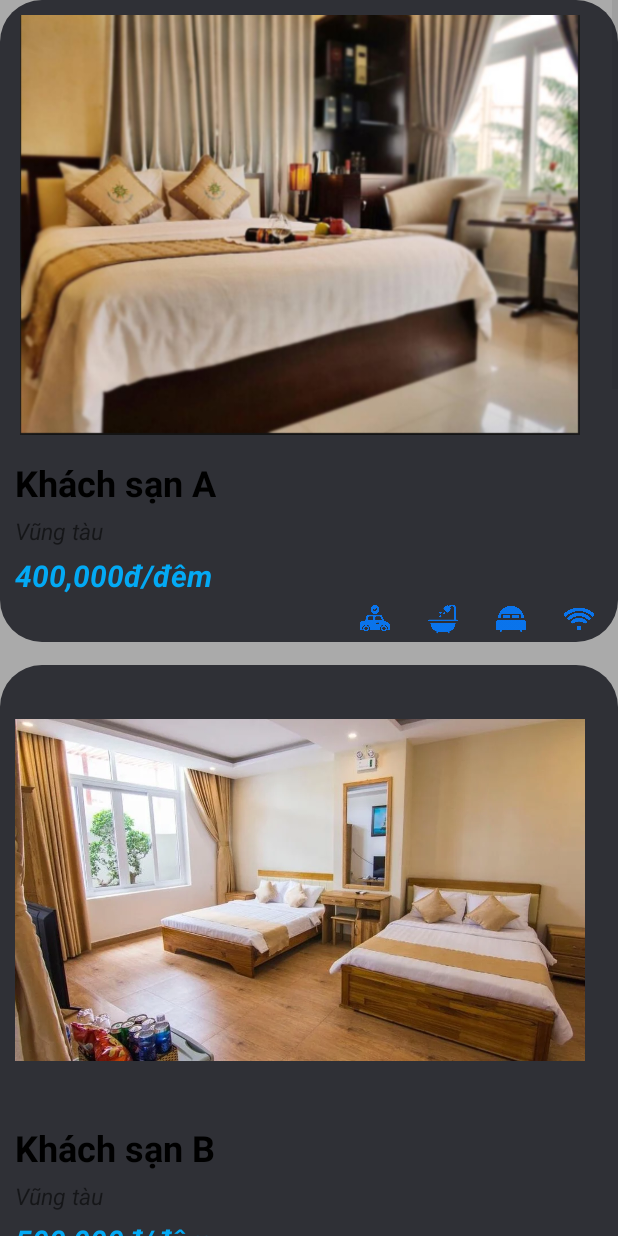
After one commit to thogtq/HotelBookingApp, an Android app: the ListHotelActivity screen opened directly, with no data from a screen before it, on a phone screen of 412 x 824 dp. The commit adds this screen. Run offline under Robolectric (Android 15) with nearby library versions, the phone set to English and light mode, and no system bars; Roboto replaces fonts that are not available here.

Commit message:
changed vs1.5--Created listHotel

```diff
--- a/app/src/main/AndroidManifest.xml
+++ b/app/src/main/AndroidManifest.xml
@@ -10,11 +10,12 @@
         android:roundIcon="@mipmap/ic_launcher_round"
         android:supportsRtl="true"
         android:theme="@style/AppTheme">
-        <activity android:name=".SignupActivity"></activity>
+        <activity android:name=".MainActivity"></activity>
         <activity android:name=".SigninActivity" />
         <activity android:name=".LoadingActivity" />
+        <activity android:name=".listHotel.ListHotelActivity"/>
         <activity
-            android:name=".MainActivity"
+            android:name=".SignupActivity"
             android:label="@string/app_name">
             <intent-filter>
                 <action android:name="android.intent.action.MAIN" />
--- /dev/null
+++ b/app/src/main/java/com/example/hotelbookingapp/listHotel/Hotel.java
@@ -0,0 +1,50 @@
+package com.example.hotelbookingapp.listHotel;
+
+/**
+ * Created by LeThien on 7/13/2020
+ */
+public class Hotel {
+    private String Ten;
+    private String Mota;
+    private String Gia;
+    private int Hinh;
+
+    public Hotel(String ten, String mota, String gia, int hinh) {
+        Ten = ten;
+        Mota = mota;
+        Gia = gia;
+        Hinh = hinh;
+    }
+
+    public String getTen() {
+        return Ten;
+    }
+
+    public void setTen(String ten) {
+        Ten = ten;
+    }
+
+    public String getMota() {
+        return Mota;
+    }
+
+    public void setMota(String mota) {
+        Mota = mota;
+    }
+
+    public String getGia() {
+        return Gia;
+    }
+
+    public void setGia(String gia) {
+        Gia = gia;
+    }
+
+    public int getHinh() {
+        return Hinh;
+    }
+
+    public void setHinh(int hinh) {
+        Hinh = hinh;
+    }
+}
--- /dev/null
+++ b/app/src/main/java/com/example/hotelbookingapp/listHotel/ListHotelActivity.java
@@ -0,0 +1,41 @@
+package com.example.hotelbookingapp.listHotel;
+
+import android.os.Bundle;
+import android.support.v7.app.AppCompatActivity;
+import android.widget.ListView;
+
+import com.example.hotelbookingapp.R;
+
+import java.util.ArrayList;
+
+/**
+ * Created by LeThien on 7/13/2020
+ */
+public class ListHotelActivity extends AppCompatActivity {
+    ListView listViewHotel;
+    ArrayList<Hotel> arrayHotel;
+    ListHotelAdapter adapter;
+
+    @Override
+    protected void onCreate(Bundle savedInstanceState) {
+        super.onCreate(savedInstanceState);
+        setContentView(R.layout.activity_list_hotel);
+
+        AnhXa();
+        adapter = new ListHotelAdapter(this, R.layout.row_list_hotel, arrayHotel);
+        listViewHotel.setAdapter(adapter);
+
+    }
+
+    private void AnhXa() {
+        listViewHotel = (ListView) findViewById(R.id.listViewHotel);
+        arrayHotel = new ArrayList<>();
+        arrayHotel.add(new Hotel("Khách sạn A", "Vũng tàu", "400,000đ/đêm", R.drawable.ks_thuyduong));
+        arrayHotel.add(new Hotel("Khách sạn B", "Vũng tàu", "500,000đ/đêm", R.drawable.ks_summer));
+        arrayHotel.add(new Hotel("Khách sạn C", "Vũng tàu", "600,000đ/đêm", R.drawable.ks_phungha));
+        arrayHotel.add(new Hotel("Khách sạn D", "Vũng tàu", "400,000đ/đêm", R.drawable.ks_thuyduong));
+        arrayHotel.add(new Hotel("Khách sạn E", "Vũng tàu", "500,000đ/đêm", R.drawable.ks_summer));
+        arrayHotel.add(new Hotel("Khách sạn E", "Vũng tàu", "600,000đ/đêm", R.drawable.ks_phungha));
+    }
+
+}
--- /dev/null
+++ b/app/src/main/java/com/example/hotelbookingapp/listHotel/ListHotelAdapter.java
@@ -0,0 +1,70 @@
+package com.example.hotelbookingapp.listHotel;
+
+import android.content.Context;
+import android.view.LayoutInflater;
+import android.view.View;
+import android.view.ViewGroup;
+import android.widget.BaseAdapter;
+import android.widget.ImageView;
+import android.widget.TextView;
+
+import com.example.hotelbookingapp.R;
+
+import java.util.List;
+
+/**
+ * Created by LeThien on 7/13/2020
+ */
+public class ListHotelAdapter extends BaseAdapter {
+
+    private Context context;
+    private int layout;
+    private List<Hotel> hotelList;
+
+    public ListHotelAdapter(Context context, int layout, List<Hotel> hotelList) {
+        this.context = context;
+        this.layout = layout;
+        this.hotelList = hotelList;
+    }
+
+    @Override
+    /**Trả về số dòng của listview*/
+    public int getCount() {
+        return hotelList.size();
+    }
+
+    @Override
+    /**Không dùng */
+    public Object getItem(int position) {
+        return null;
+    }
+
+    @Override
+    /**Không dùng */
+    public long getItemId(int position) {
+        return 0;
+    }
+
+    @Override
+    public View getView(int position, View convertView, ViewGroup parent) {
+
+        LayoutInflater inflater = (LayoutInflater) context.getSystemService(Context.LAYOUT_INFLATER_SERVICE);
+        convertView = inflater.inflate(layout, null);
+
+        //Ánh xạ convertView
+        TextView txtTen= (TextView) convertView.findViewById(R.id.textViewTen);
+        TextView txtMoTa= (TextView) convertView.findViewById(R.id.textViewMota);
+        TextView txtGia= (TextView) convertView.findViewById(R.id.textViewGia);
+        ImageView imgHinh= (ImageView) convertView.findViewById(R.id.imageViewHinh);
+
+        //Gán giá trị
+        Hotel hotel= hotelList.get(position);
+
+        txtTen.setText(hotel.getTen());
+        txtMoTa.setText(hotel.getMota());
+        txtGia.setText(hotel.getGia());
+        imgHinh.setImageResource(hotel.getHinh());
+
+        return convertView;
+    }
+}
--- a/app/src/main/java/com/example/hotelbookingapp/ui/home/HomeFragment.java
+++ b/app/src/main/java/com/example/hotelbookingapp/ui/home/HomeFragment.java
@@ -1,6 +1,7 @@
 package com.example.hotelbookingapp.ui.home;
 
 import android.app.DatePickerDialog;
+import android.content.Intent;
 import android.media.Image;
 import android.os.Bundle;
 import android.view.LayoutInflater;
@@ -15,7 +16,11 @@ import android.arch.lifecycle.ViewModelProviders;
 import android.widget.ImageView;
 import android.widget.ViewFlipper;
 
+import com.example.hotelbookingapp.MainActivity;
 import com.example.hotelbookingapp.R;
+import com.example.hotelbookingapp.SignupActivity;
+import com.example.hotelbookingapp.listHotel.ListHotelActivity;
+import com.example.hotelbookingapp.listHotel.ListHotelAdapter;
 
 import java.text.SimpleDateFormat;
 import java.util.ArrayList;
@@ -27,6 +32,7 @@ public class HomeFragment extends Fragment {
     protected Button buttonDateCheckIn;
     protected Button buttonDateCheckOut;
     protected ViewFlipper viewFlipper;
+    protected  Button buttonSearch;
 
     private void DateChoose(final Button buttonDate){
         final Calendar calendar = Calendar.getInstance();
@@ -91,6 +97,16 @@ public class HomeFragment extends Fragment {
                 textView.setText(s);
             }
         });*/
+        buttonSearch = (Button) root.findViewById(R.id.buttonSearch);
+        buttonSearch.setOnClickListener(new View.OnClickListener() {
+            @Override
+            public void onClick(View v) {
+                Intent listHotelActivity=new Intent(getActivity(), ListHotelActivity.class);
+                //homeFragment.addFlags(Intent.FLAG_ACTIVITY_NO_HISTORY);
+                //homeFragment.putExtra("EXIT", true);
+                startActivity(listHotelActivity);
+            }
+        });
         viewFlipper = (ViewFlipper) root.findViewById(R.id.viewFlipperAd);
         ActionViewFlipper();
         return root;
--- /dev/null
+++ b/app/src/main/res/layout/activity_list_hotel.xml
@@ -0,0 +1,22 @@
+<?xml version="1.0" encoding="utf-8"?>
+<android.support.constraint.ConstraintLayout xmlns:android="http://schemas.android.com/apk/res/android"
+    xmlns:app="http://schemas.android.com/apk/res-auto"
+    xmlns:tools="http://schemas.android.com/tools"
+    android:layout_width="match_parent"
+    android:layout_height="match_parent"
+    tools:context=".listHotel.ListHotelActivity">
+
+    <ListView
+        android:id="@+id/listViewHotel"
+        android:layout_width="match_parent"
+        android:layout_height="match_parent"
+        android:background="@android:color/darker_gray"
+        android:divider="@android:color/darker_gray"
+        android:dividerHeight="15dp"
+        app:layout_constraintBottom_toBottomOf="parent"
+        app:layout_constraintEnd_toEndOf="parent"
+        app:layout_constraintStart_toStartOf="parent"
+        app:layout_constraintTop_toTopOf="parent"
+        app:layout_constraintVertical_bias="1.0" />
+
+</android.support.constraint.ConstraintLayout>
--- a/app/src/main/res/layout/activity_signup.xml
+++ b/app/src/main/res/layout/activity_signup.xml
@@ -77,7 +77,7 @@
             app:layout_constraintHorizontal_bias="0.401"
             app:layout_constraintStart_toStartOf="parent"
             app:layout_constraintTop_toBottomOf="@+id/et_signup_username"
-            app:layout_constraintVertical_bias="0.091" />
+            app:layout_constraintVertical_bias="0.078" />
 
         <EditText
             android:id="@+id/et_signup_conf_password"
@@ -103,10 +103,10 @@
             android:background="@drawable/continue_buttton"
             app:layout_constraintBottom_toBottomOf="parent"
             app:layout_constraintEnd_toEndOf="parent"
-            app:layout_constraintHorizontal_bias="0.43"
+            app:layout_constraintHorizontal_bias="0.437"
             app:layout_constraintStart_toStartOf="parent"
             app:layout_constraintTop_toBottomOf="@+id/et_signup_conf_password"
-            app:layout_constraintVertical_bias="0.787" />
+            app:layout_constraintVertical_bias="0.456" />
 
         <ImageView
             android:id="@+id/imageView4"
@@ -147,10 +147,10 @@
             android:paddingLeft="20dp"
             app:layout_constraintBottom_toBottomOf="parent"
             app:layout_constraintEnd_toEndOf="parent"
-            app:layout_constraintHorizontal_bias="0.437"
+            app:layout_constraintHorizontal_bias="0.401"
             app:layout_constraintStart_toStartOf="parent"
             app:layout_constraintTop_toBottomOf="@+id/editTextTextPersonName2"
-            app:layout_constraintVertical_bias="0.076" />
+            app:layout_constraintVertical_bias="0.0" />
     </android.support.constraint.ConstraintLayout>
 
     <ImageView
--- /dev/null
+++ b/app/src/main/res/layout/row_list_hotel.xml
@@ -0,0 +1,101 @@
+<?xml version="1.0" encoding="utf-8"?>
+<RelativeLayout xmlns:android="http://schemas.android.com/apk/res/android"
+    xmlns:app="http://schemas.android.com/apk/res-auto"
+    xmlns:tools="http://schemas.android.com/tools"
+    android:layout_width="400dp"
+    android:layout_height="500dp"
+    android:layout_marginLeft="2.5dp"
+    android:layout_marginRight="2.5dp"
+    android:background="@android:drawable/toast_frame">
+
+    <ImageView
+        android:id="@+id/imageViewHinh"
+        android:layout_width="400dp"
+        android:layout_height="300dp"
+        android:padding="10dp" />
+
+    <TextView
+        android:id="@+id/textViewTen"
+        android:layout_width="wrap_content"
+        android:layout_height="wrap_content"
+        android:layout_below="@id/imageViewHinh"
+        android:layout_marginLeft="10dp"
+        android:layout_marginTop="5dp"
+        android:text="Tên"
+        android:textColor="@android:color/background_dark"
+        android:textSize="24dp"
+        android:textStyle="bold" />
+
+    <TextView
+        android:id="@+id/textViewMota"
+        android:layout_width="wrap_content"
+        android:layout_height="wrap_content"
+        android:layout_below="@id/textViewTen"
+        android:layout_marginLeft="10dp"
+        android:layout_marginTop="5dp"
+        android:text="Mô tả"
+        android:textSize="15dp"
+        android:textStyle="italic" />
+
+    <TextView
+        android:id="@+id/textViewGia"
+        android:layout_width="wrap_content"
+        android:layout_height="wrap_content"
+        android:layout_below="@id/textViewMota"
+        android:layout_marginLeft="10dp"
+        android:layout_marginTop="5dp"
+        android:text="Giá"
+        android:textColor="#03A9F4"
+        android:textSize="20dp"
+        android:textStyle="bold|italic" />
+
+    <ImageView
+        android:id="@+id/imageViewIconParking"
+        android:layout_width="20dp"
+        android:layout_height="20dp"
+        android:layout_below="@id/textViewGia"
+        android:layout_marginLeft="240dp"
+        android:layout_marginTop="5dp"
+        android:background="@drawable/icon_parking"
+        android:padding="10dp" />
+
+    <ImageView
+        android:id="@+id/imageViewIconBath"
+        android:layout_width="20dp"
+        android:layout_height="20dp"
+        android:layout_below="@id/textViewGia"
+        android:layout_marginLeft="25dp"
+        android:layout_marginTop="5dp"
+        android:layout_toRightOf="@id/imageViewIconParking"
+        android:background="@drawable/icon_bath"
+        android:padding="10dp" />
+
+    <ImageView
+        android:id="@+id/imageViewIconBed"
+        android:layout_width="20dp"
+        android:layout_height="20dp"
+        android:layout_below="@id/textViewGia"
+        android:layout_marginLeft="25dp"
+        android:layout_marginTop="5dp"
+        android:layout_toRightOf="@id/imageViewIconBath"
+        android:background="@drawable/icon_bed"
+        android:padding="10dp" />
+
+    <ImageView
+        android:id="@+id/imageViewIconWifi"
+        android:layout_width="20dp"
+        android:layout_height="20dp"
+        android:layout_below="@id/textViewGia"
+        android:layout_marginLeft="25dp"
+        android:layout_marginTop="5dp"
+        android:layout_toRightOf="@id/imageViewIconBed"
+        android:background="@drawable/icon_wifi"
+        android:padding="10dp" />
+    <ImageView
+        android:id="@+id/imageViewTemp"
+        android:layout_below="@id/imageViewIconParking"
+        android:layout_width="400dp"
+        android:layout_height="5dp"
+        android:padding="10dp" />
+
+</RelativeLayout>
```
Also changed, not shown: app/src/main/res/drawable/icon_bath.png (added), app/src/main/res/drawable/icon_bed.png (added), app/src/main/res/drawable/icon_parking.png (added), app/src/main/res/drawable/icon_wifi.png (added), app/src/main/res/drawable/ks_phungha.jpg (added), app/src/main/res/drawable/ks_summer.jpg (added), app/src/main/res/drawable/ks_thuyduong.png (added).
